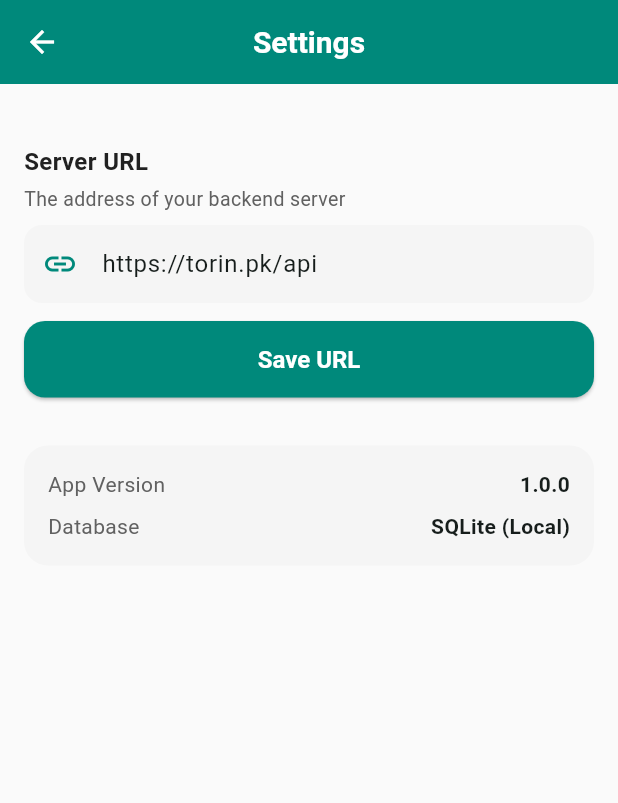
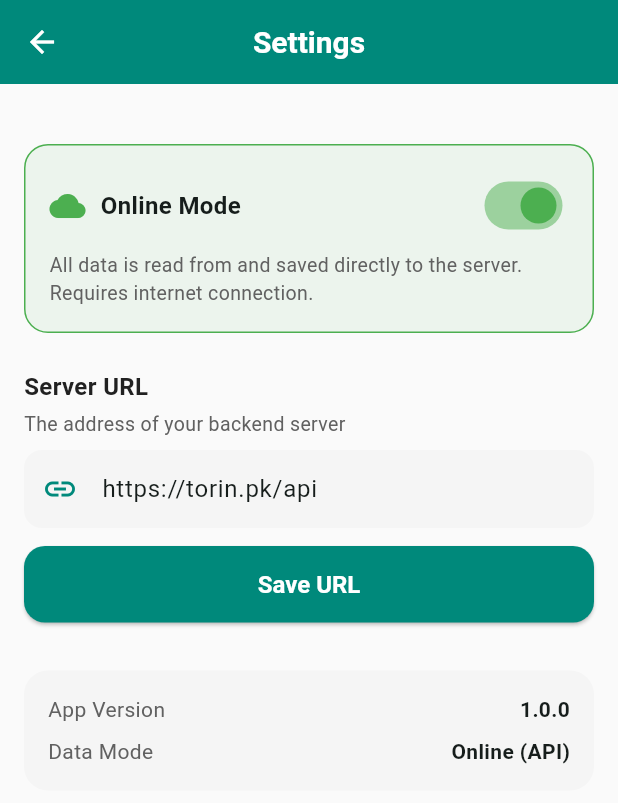
Before and after one commit to hamidraza8/tailor-app, a Flutter app: the HomeScreen screen opened by its route, after a tap on the "settings" icon, on a phone screen of 412 x 824 dp. Shown: the top 803 px of the screen. Run offline on Flutter 3.47's test engine with Material 3 defaults, Android fonts, the phone set to English and light mode, and no system bars; our stand-ins replace image_picker, pdf, printing, shared_preferences; accounts and stored records are empty; network calls fail.

Commit message:
Add online/offline mode toggle with DataService abstraction layer

```diff
--- a/mobile/lib/main.dart
+++ b/mobile/lib/main.dart
@@ -3,6 +3,7 @@ import 'package:provider/provider.dart';
 import 'providers/app_provider.dart';
 import 'services/auth_service.dart';
 import 'services/database_service.dart';
+import 'services/data_service.dart';
 import 'utils/constants.dart';
 import 'screens/splash_screen.dart';
 import 'screens/login_screen.dart';
@@ -29,6 +30,7 @@ void main() async {
   WidgetsFlutterBinding.ensureInitialized();
   await DatabaseService.init();
   await AuthService.loadApiUrl();
+  await DataService.init();
   runApp(const TailorApp());
 }
 
--- a/mobile/lib/models/asset.dart
+++ b/mobile/lib/models/asset.dart
@@ -72,6 +72,59 @@ class Asset {
     );
   }
 
+  factory Asset.fromJson(Map<String, dynamic> json) {
+    return Asset(
+      serverId: json['id']?.toString(),
+      name: json['name'] as String? ?? '',
+      type: json['type'] as String? ?? '',
+      quantity: (json['quantity'] as num?)?.toInt() ?? 1,
+      unitValue: (json['unitValue'] as num?)?.toDouble() ?? 0,
+      totalValue: (json['totalValue'] as num?)?.toDouble() ?? 0,
+      owner: json['owner'] as String?,
+      photoUrl: json['photoUrl'] as String?,
+      status: json['approvalStatus'] as String? ?? json['status'] as String? ?? 'Pending',
+      notes: json['notes'] as String?,
+      createdAt: json['createdAt'] != null
+          ? DateTime.parse(json['createdAt'] as String)
+          : DateTime.now(),
+      synced: true,
+    );
+  }
+
+  Asset copyWith({
+    int? id,
+    String? serverId,
+    String? name,
+    String? type,
+    int? quantity,
+    double? unitValue,
+    double? totalValue,
+    String? owner,
+    String? photoPath,
+    String? photoUrl,
+    String? status,
+    String? notes,
+    DateTime? createdAt,
+    bool? synced,
+  }) {
+    return Asset(
+      id: id ?? this.id,
+      serverId: serverId ?? this.serverId,
+      name: name ?? this.name,
+      type: type ?? this.type,
+      quantity: quantity ?? this.quantity,
+      unitValue: unitValue ?? this.unitValue,
+      totalValue: totalValue ?? this.totalValue,
+      owner: owner ?? this.owner,
+      photoPath: photoPath ?? this.photoPath,
+      photoUrl: photoUrl ?? this.photoUrl,
+      status: status ?? this.status,
+      notes: notes ?? this.notes,
+      createdAt: createdAt ?? this.createdAt,
+      synced: synced ?? this.synced,
+    );
+  }
+
   Map<String, dynamic> toJson() {
     return {
       'name': name,
--- a/mobile/lib/models/inventory.dart
+++ b/mobile/lib/models/inventory.dart
@@ -76,6 +76,62 @@ class InventoryTransaction {
     );
   }
 
+  factory InventoryTransaction.fromJson(Map<String, dynamic> json) {
+    return InventoryTransaction(
+      serverId: json['id']?.toString(),
+      itemName: json['itemName'] as String? ?? '',
+      type: json['type'] as String? ?? 'Purchase',
+      quantity: (json['quantity'] as num?)?.toInt() ?? 0,
+      unit: json['unit'] as String?,
+      costPerUnit: (json['costPerUnit'] as num?)?.toDouble() ?? 0,
+      totalCost: (json['totalCost'] as num?)?.toDouble() ?? 0,
+      supplier: json['supplier'] as String?,
+      receiptPhotoUrl: json['receiptPhotoUrl'] as String?,
+      status: json['approvalStatus'] as String? ?? json['status'] as String? ?? 'Pending',
+      notes: json['notes'] as String?,
+      createdAt: json['createdAt'] != null
+          ? DateTime.parse(json['createdAt'] as String)
+          : DateTime.now(),
+      synced: true,
+    );
+  }
+
+  InventoryTransaction copyWith({
+    int? id,
+    String? serverId,
+    String? itemName,
+    String? type,
+    int? quantity,
+    String? unit,
+    double? costPerUnit,
+    double? totalCost,
+    String? supplier,
+    String? receiptPhotoPath,
+    String? receiptPhotoUrl,
+    String? status,
+    String? notes,
+    DateTime? createdAt,
+    bool? synced,
+  }) {
+    return InventoryTransaction(
+      id: id ?? this.id,
+      serverId: serverId ?? this.serverId,
+      itemName: itemName ?? this.itemName,
+      type: type ?? this.type,
+      quantity: quantity ?? this.quantity,
+      unit: unit ?? this.unit,
+      costPerUnit: costPerUnit ?? this.costPerUnit,
+      totalCost: totalCost ?? this.totalCost,
+      supplier: supplier ?? this.supplier,
+      receiptPhotoPath: receiptPhotoPath ?? this.receiptPhotoPath,
+      receiptPhotoUrl: receiptPhotoUrl ?? this.receiptPhotoUrl,
+      status: status ?? this.status,
+      notes: notes ?? this.notes,
+      createdAt: createdAt ?? this.createdAt,
+      synced: synced ?? this.synced,
+    );
+  }
+
   Map<String, dynamic> toJson() {
     return {
       'itemName': itemName,
--- a/mobile/lib/models/payment.dart
+++ b/mobile/lib/models/payment.dart
@@ -62,6 +62,51 @@ class Payment {
     );
   }
 
+  factory Payment.fromJson(Map<String, dynamic> json) {
+    return Payment(
+      serverId: json['id']?.toString(),
+      amount: (json['amount'] as num?)?.toDouble() ?? 0,
+      method: json['method'] as String? ?? 'Cash',
+      reference: json['reference'] as String?,
+      notes: json['notes'] as String?,
+      paidAt: json['paymentDate'] != null
+          ? DateTime.parse(json['paymentDate'] as String)
+          : DateTime.now(),
+      createdAt: json['createdAt'] != null
+          ? DateTime.parse(json['createdAt'] as String)
+          : DateTime.now(),
+      synced: true,
+    );
+  }
+
+  Payment copyWith({
+    int? id,
+    String? serverId,
+    int? orderId,
+    String? orderServerId,
+    double? amount,
+    String? method,
+    String? reference,
+    String? notes,
+    DateTime? paidAt,
+    DateTime? createdAt,
+    bool? synced,
+  }) {
+    return Payment(
+      id: id ?? this.id,
+      serverId: serverId ?? this.serverId,
+      orderId: orderId ?? this.orderId,
+      orderServerId: orderServerId ?? this.orderServerId,
+      amount: amount ?? this.amount,
+      method: method ?? this.method,
+      reference: reference ?? this.reference,
+      notes: notes ?? this.notes,
+      paidAt: paidAt ?? this.paidAt,
+      createdAt: createdAt ?? this.createdAt,
+      synced: synced ?? this.synced,
+    );
+  }
+
   Map<String, dynamic> toJson() {
     return {
       'orderId': orderServerId ?? orderId?.toString(),
--- a/mobile/lib/screens/assets_list_screen.dart
+++ b/mobile/lib/screens/assets_list_screen.dart
@@ -2,6 +2,7 @@ import 'package:flutter/material.dart';
 import 'package:provider/provider.dart';
 import '../models/asset.dart';
 import '../providers/app_provider.dart';
+import '../services/data_service.dart';
 import '../services/database_service.dart';
 import '../services/api_service.dart';
 import '../services/sync_service.dart';
@@ -32,7 +33,7 @@ class _AssetsListScreenState extends State<AssetsListScreen> {
 
   Future<void> _loadData() async {
     setState(() => _loading = true);
-    final assets = await DatabaseService.getAssets();
+    final assets = await DataService.getAssets();
     double total = 0;
     for (final a in assets) {
       total += a.totalValue;
--- a/mobile/lib/screens/home_screen.dart
+++ b/mobile/lib/screens/home_screen.dart
@@ -11,6 +11,7 @@ import '../models/inventory.dart';
 import '../models/asset.dart';
 import '../services/database_service.dart';
 import '../services/api_service.dart';
+import '../services/data_service.dart';
 import 'package:intl/intl.dart';
 import 'partner_balances_screen.dart';
 import 'add_capital_screen.dart';
@@ -65,14 +66,14 @@ class _HomeScreenState extends State<HomeScreen> {
     setState(() => _loading = true);
 
     final results = await Future.wait([
-      DatabaseService.getOrders(),                // 0
-      DatabaseService.getActiveOrders(),           // 1
-      DatabaseService.getTodayOrders(),            // 2
-      DatabaseService.getOrdersWithBalance(),      // 3
-      DatabaseService.getAllPayments(),             // 4
-      ApiService.get('/spendings'),                // 5 - spendings from server
-      DatabaseService.getInventoryTransactions(),  // 6
-      DatabaseService.getAssets(),                 // 7
+      DataService.getOrders(),                     // 0
+      DataService.getActiveOrders(),               // 1
+      DataService.getTodayOrders(),                // 2
+      DataService.getOrdersWithBalance(),          // 3
+      DataService.getAllPayments(),                // 4
+      DataService.getSpendings(),                  // 5
+      DataService.getInventoryTransactions(),      // 6
+      DataService.getAssets(),                     // 7
     ]);
 
     final allOrders = results[0] as List<Order>;
@@ -80,10 +81,7 @@ class _HomeScreenState extends State<HomeScreen> {
     final todayOrders = results[2] as List<Order>;
     final unpaidOrders = results[3] as List<Order>;
     final payments = results[4] as List<Payment>;
-    final spendingsResult = results[5] as Map<String, dynamic>;
-    final spendingsRaw = spendingsResult['success'] == true && spendingsResult['data'] is List
-        ? (spendingsResult['data'] as List).cast<Map<String, dynamic>>()
-        : <Map<String, dynamic>>[];
+    final spendingsRaw = results[5] as List<Map<String, dynamic>>;
     final inventory = results[6] as List<InventoryTransaction>;
     final assets = results[7] as List<Asset>;
 
--- a/mobile/lib/screens/inventory_list_screen.dart
+++ b/mobile/lib/screens/inventory_list_screen.dart
@@ -2,6 +2,7 @@ import 'package:flutter/material.dart';
 import 'package:provider/provider.dart';
 import '../models/inventory.dart';
 import '../providers/app_provider.dart';
+import '../services/data_service.dart';
 import '../services/database_service.dart';
 import '../services/api_service.dart';
 import '../services/sync_service.dart';
@@ -32,7 +33,7 @@ class _InventoryListScreenState extends State<InventoryListScreen> {
 
   Future<void> _loadData() async {
     setState(() => _loading = true);
-    final items = await DatabaseService.getInventoryTransactions();
+    final items = await DataService.getInventoryTransactions();
     double total = 0;
     for (final i in items) {
       total += i.totalCost;
--- a/mobile/lib/screens/order_detail_screen.dart
+++ b/mobile/lib/screens/order_detail_screen.dart
@@ -5,6 +5,7 @@ import '../models/order.dart';
 import '../models/payment.dart';
 import '../providers/app_provider.dart';
 import '../services/api_service.dart';
+import '../services/data_service.dart';
 import '../services/database_service.dart';
 import '../services/sync_service.dart';
 import '../widgets/status_badge.dart';
@@ -37,10 +38,10 @@ class _OrderDetailScreenState extends State<OrderDetailScreen> {
   }
 
   Future<void> _loadOrder() async {
-    final order = await DatabaseService.getOrderById(widget.orderId);
+    final order = await DataService.getOrderById(widget.orderId);
     List<Payment> payments = [];
     if (order != null) {
-      payments = await DatabaseService.getPaymentsByOrder(order.id!);
+      payments = await DataService.getPaymentsByOrder(order.id!);
     }
     setState(() {
       _order = order;
--- a/mobile/lib/screens/payments_list_screen.dart
+++ b/mobile/lib/screens/payments_list_screen.dart
@@ -2,6 +2,7 @@ import 'package:flutter/material.dart';
 import 'package:provider/provider.dart';
 import '../models/payment.dart';
 import '../providers/app_provider.dart';
+import '../services/data_service.dart';
 import '../services/database_service.dart';
 import '../services/sync_service.dart';
 import '../utils/constants.dart';
@@ -31,7 +32,7 @@ class _PaymentsListScreenState extends State<PaymentsListScreen> {
 
   Future<void> _loadData() async {
     setState(() => _loading = true);
-    final payments = await DatabaseService.getAllPayments();
+    final payments = await DataService.getAllPayments();
     double total = 0;
     for (final p in payments) {
       total += p.amount;
--- a/mobile/lib/screens/settings_screen.dart
+++ b/mobile/lib/screens/settings_screen.dart
@@ -2,6 +2,7 @@ import 'package:flutter/material.dart';
 import 'package:provider/provider.dart';
 import '../providers/app_provider.dart';
 import '../services/auth_service.dart';
+import '../services/data_service.dart';
 import '../utils/constants.dart';
 
 class SettingsScreen extends StatefulWidget {
@@ -14,6 +15,7 @@ class SettingsScreen extends StatefulWidget {
 class _SettingsScreenState extends State<SettingsScreen> {
   final _apiUrlController = TextEditingController();
   bool _saving = false;
+  bool _isOnlineMode = DataService.isOnlineMode;
 
   @override
   void initState() {
@@ -143,6 +145,69 @@ class _SettingsScreenState extends State<SettingsScreen> {
             ),
             const SizedBox(height: 24),
 
+            // Data Mode
+            Container(
+              padding: const EdgeInsets.all(16),
+              decoration: BoxDecoration(
+                color: _isOnlineMode
+                    ? AppColors.success.withOpacity(0.08)
+                    : AppColors.warning.withOpacity(0.08),
+                borderRadius: BorderRadius.circular(16),
+                border: Border.all(
+                  color: _isOnlineMode ? AppColors.success : AppColors.warning,
+                  width: 1,
+                ),
+              ),
+              child: Column(
+                crossAxisAlignment: CrossAxisAlignment.start,
+                children: [
+                  Row(
+                    children: [
+                      Icon(
+                        _isOnlineMode ? Icons.cloud : Icons.cloud_off,
+                        color: _isOnlineMode ? AppColors.success : AppColors.warning,
+                      ),
+                      const SizedBox(width: 10),
+                      Expanded(
+                        child: Text(
+                          _isOnlineMode ? 'Online Mode' : 'Offline Mode',
+                          style: const TextStyle(
+                              fontSize: 16, fontWeight: FontWeight.bold),
+                        ),
+                      ),
+                      Switch(
+                        value: _isOnlineMode,
+                        activeColor: AppColors.success,
+                        onChanged: (value) async {
+                          await DataService.setMode(value);
+                          setState(() => _isOnlineMode = value);
+                          if (!mounted) return;
+                          ScaffoldMessenger.of(context).showSnackBar(
+                            SnackBar(
+                              content: Text(value
+                                  ? 'Online mode: Data saved directly to server'
+                                  : 'Offline mode: Data saved locally, synced later'),
+                              backgroundColor:
+                                  value ? AppColors.success : AppColors.warning,
+                            ),
+                          );
+                        },
+                      ),
+                    ],
+                  ),
+                  const SizedBox(height: 6),
+                  Text(
+                    _isOnlineMode
+                        ? 'All data is read from and saved directly to the server. Requires internet connection.'
+                        : 'Data is saved locally and synced to the server when online.',
+                    style: const TextStyle(
+                        fontSize: 13, color: AppColors.textMedium),
+                  ),
+                ],
+              ),
+            ),
+            const SizedBox(height: 24),
+
             // API URL
             const Text('Server URL',
                 style: TextStyle(
@@ -178,9 +243,9 @@ class _SettingsScreenState extends State<SettingsScreen> {
                 color: AppColors.cardBg,
                 borderRadius: BorderRadius.circular(16),
               ),
-              child: const Column(
+              child: Column(
                 children: [
-                  Row(
+                  const Row(
                     mainAxisAlignment: MainAxisAlignment.spaceBetween,
                     children: [
                       Text('App Version',
@@ -189,14 +254,14 @@ class _SettingsScreenState extends State<SettingsScreen> {
                           style: TextStyle(fontWeight: FontWeight.w600)),
                     ],
                   ),
-                  SizedBox(height: 8),
+                  const SizedBox(height: 8),
                   Row(
                     mainAxisAlignment: MainAxisAlignment.spaceBetween,
                     children: [
-                      Text('Database',
+                      const Text('Data Mode',
                           style: TextStyle(color: AppColors.textMedium)),
-                      Text('SQLite (Local)',
-                          style: TextStyle(fontWeight: FontWeight.w600)),
+                      Text(_isOnlineMode ? 'Online (API)' : 'Offline (Local)',
+                          style: const TextStyle(fontWeight: FontWeight.w600)),
                     ],
                   ),
                 ],
--- a/mobile/lib/screens/today_orders_screen.dart
+++ b/mobile/lib/screens/today_orders_screen.dart
@@ -3,6 +3,7 @@ import 'package:provider/provider.dart';
 import 'package:url_launcher/url_launcher.dart';
 import '../models/order.dart';
 import '../providers/app_provider.dart';
+import '../services/data_service.dart';
 import '../services/database_service.dart';
 import '../services/sync_service.dart';
 import '../widgets/status_badge.dart';
@@ -37,8 +38,8 @@ class _TodayOrdersScreenState extends State<TodayOrdersScreen>
 
   Future<void> _loadOrders() async {
     setState(() => _loading = true);
-    final today = await DatabaseService.getTodayOrders();
-    final active = await DatabaseService.getActiveOrders();
+    final today = await DataService.getTodayOrders();
+    final active = await DataService.getActiveOrders();
     setState(() {
       _todayOrders = today;
       _activeOrders = active;
--- /dev/null
+++ b/mobile/lib/services/data_service.dart
@@ -0,0 +1,244 @@
+import '../models/order.dart';
+import '../models/customer.dart';
+import '../models/payment.dart';
+import '../models/asset.dart';
+import '../models/inventory.dart';
+import '../models/measurement.dart';
+import 'api_service.dart';
+import 'database_service.dart';
+import 'sync_service.dart';
+import 'package:shared_preferences/shared_preferences.dart';
+
+/// Routes data operations to either API (online mode) or local DB + sync (offline mode).
+class DataService {
+  static const String _modeKey = 'data_mode';
+  static bool _isOnlineMode = true;
+
+  static bool get isOnlineMode => _isOnlineMode;
+
+  static Future<void> init() async {
+    final prefs = await SharedPreferences.getInstance();
+    _isOnlineMode = prefs.getBool(_modeKey) ?? true;
+  }
+
+  static Future<void> setMode(bool online) async {
+    _isOnlineMode = online;
+    final prefs = await SharedPreferences.getInstance();
+    await prefs.setBool(_modeKey, online);
+  }
+
+  // ─── Orders ───
+
+  static Future<List<Order>> getOrders() async {
+    if (_isOnlineMode) {
+      final result = await ApiService.get('/orders');
+      if (result['success'] == true && result['data'] is List) {
+        return (result['data'] as List)
+            .map((e) => Order.fromJson(e as Map<String, dynamic>))
+            .toList();
+      }
+      return [];
+    }
+    return DatabaseService.getOrders();
+  }
+
+  static Future<List<Order>> getTodayOrders() async {
+    if (_isOnlineMode) {
+      final result = await ApiService.get('/orders/today');
+      if (result['success'] == true && result['data'] is List) {
+        return (result['data'] as List)
+            .map((e) => Order.fromJson(e as Map<String, dynamic>))
+            .toList();
+      }
+      return [];
+    }
+    return DatabaseService.getTodayOrders();
+  }
+
+  static Future<List<Order>> getActiveOrders() async {
+    if (_isOnlineMode) {
+      final result = await ApiService.get('/orders?status=Pending&status=Cutting&status=Stitching&status=Finishing&status=Ready');
+      if (result['success'] == true && result['data'] is List) {
+        return (result['data'] as List)
+            .map((e) => Order.fromJson(e as Map<String, dynamic>))
+            .toList();
+      }
+      return [];
+    }
+    return DatabaseService.getActiveOrders();
+  }
+
+  static Future<List<Order>> getOrdersWithBalance() async {
+    if (_isOnlineMode) {
+      final orders = await getOrders();
+      return orders.where((o) => o.balanceAmount > 0).toList();
+    }
+    return DatabaseService.getOrdersWithBalance();
+  }
+
+  static Future<Order?> getOrderById(int id) async {
+    if (_isOnlineMode) {
+      // In online mode, id is actually the server ID stored locally
+      return DatabaseService.getOrderById(id);
+    }
+    return DatabaseService.getOrderById(id);
+  }
+
+  static Future<int> insertOrder(Order order) async {
+    if (_isOnlineMode) {
+      final result = await ApiService.post('/orders', order.toJson());
+      if (result['success'] == true) {
+        // Also save locally for quick access
+        final localId = await DatabaseService.insertOrder(order.copyWith(synced: true));
+        return localId;
+      }
+      throw Exception(result['message'] ?? 'Failed to create order');
+    }
+    final id = await DatabaseService.insertOrder(order);
+    await SyncService.addToQueue(entityType: 'order', entityId: id, action: 'create', payload: order.toJson());
+    return id;
+  }
+
+  // ─── Customers ───
+
+  static Future<List<Customer>> getCustomers({String? search}) async {
+    if (_isOnlineMode) {
+      final endpoint = search != null ? '/customers?search=$search' : '/customers';
+      final result = await ApiService.get(endpoint);
+      if (result['success'] == true && result['data'] is List) {
+        return (result['data'] as List)
+            .map((e) => Customer.fromJson(e as Map<String, dynamic>))
+            .toList();
+      }
+      return [];
+    }
+    return DatabaseService.getCustomers(search: search);
+  }
+
+  static Future<int> insertCustomer(Customer customer) async {
+    if (_isOnlineMode) {
+      final result = await ApiService.post('/customers', customer.toJson());
+      if (result['success'] == true) {
+        final localId = await DatabaseService.insertCustomer(customer.copyWith(synced: true));
+        return localId;
+      }
+      throw Exception(result['message'] ?? 'Failed to create customer');
+    }
+    final id = await DatabaseService.insertCustomer(customer);
+    await SyncService.addToQueue(entityType: 'customer', entityId: id, action: 'create', payload: customer.toJson());
+    return id;
+  }
+
+  // ─── Payments ───
+
+  static Future<List<Payment>> getAllPayments() async {
+    if (_isOnlineMode) {
+      final result = await ApiService.get('/payments');
+      if (result['success'] == true && result['data'] is List) {
+        return (result['data'] as List)
+            .map((e) => Payment.fromJson(e as Map<String, dynamic>))
+            .toList();
+      }
+      return [];
+    }
+    return DatabaseService.getAllPayments();
+  }
+
+  static Future<List<Payment>> getPaymentsByOrder(int orderId) async {
+    return DatabaseService.getPaymentsByOrder(orderId);
+  }
+
+  static Future<int> insertPayment(Payment payment) async {
+    if (_isOnlineMode) {
+      final result = await ApiService.post('/payments', payment.toJson());
+      if (result['success'] == true) {
+        final localId = await DatabaseService.insertPayment(payment.copyWith(synced: true));
+        return localId;
+      }
+      throw Exception(result['message'] ?? 'Failed to record payment');
+    }
+    final id = await DatabaseService.insertPayment(payment);
+    await SyncService.addToQueue(entityType: 'payment', entityId: id, action: 'create', payload: payment.toJson());
+    return id;
+  }
+
+  // ─── Inventory ───
+
+  static Future<List<InventoryTransaction>> getInventoryTransactions() async {
+    if (_isOnlineMode) {
+      final result = await ApiService.get('/inventory');
+      if (result['success'] == true && result['data'] is List) {
+        return (result['data'] as List)
+            .map((e) => InventoryTransaction.fromJson(e as Map<String, dynamic>))
+            .toList();
+      }
+      return [];
+    }
+    return DatabaseService.getInventoryTransactions();
+  }
+
+  static Future<int> insertInventoryTransaction(InventoryTransaction txn) async {
+    if (_isOnlineMode) {
+      final result = await ApiService.post('/inventory', txn.toJson());
+      if (result['success'] == true) {
+        final localId = await DatabaseService.insertInventoryTransaction(txn.copyWith(synced: true));
+        return localId;
+      }
+      throw Exception(result['message'] ?? 'Failed to add inventory');
+    }
+    final id = await DatabaseService.insertInventoryTransaction(txn);
+    await SyncService.addToQueue(entityType: 'inventory', entityId: id, action: 'create', payload: txn.toJson());
+    return id;
+  }
+
+  // ─── Assets ───
+
+  static Future<List<Asset>> getAssets() async {
+    if (_isOnlineMode) {
+      final result = await ApiService.get('/assets');
+      if (result['success'] == true && result['data'] is List) {
+        return (result['data'] as List)
+            .map((e) => Asset.fromJson(e as Map<String, dynamic>))
+            .toList();
+      }
+      return [];
+    }
+    return DatabaseService.getAssets();
+  }
+
+  static Future<int> insertAsset(Asset asset) async {
+    if (_isOnlineMode) {
+      final result = await ApiService.post('/assets', asset.toJson());
+      if (result['success'] == true) {
+        final localId = await DatabaseService.insertAsset(asset.copyWith(synced: true));
+        return localId;
+      }
+      throw Exception(result['message'] ?? 'Failed to add asset');
+    }
+    final id = await DatabaseService.insertAsset(asset);
+    await SyncService.addToQueue(entityType: 'asset', entityId: id, action: 'create', payload: asset.toJson());
+    return id;
+  }
+
+  // ─── Measurements ───
+
+  static Future<int> insertMeasurement(Measurement measurement) async {
+    if (_isOnlineMode) {
+      // Measurements are part of orders in online mode, just save locally
+      return DatabaseService.insertMeasurement(measurement);
+    }
+    final id = await DatabaseService.insertMeasurement(measurement);
+    await SyncService.addToQueue(entityType: 'measurement', entityId: id, action: 'create', payload: measurement.toMap());
+    return id;
+  }
+
+  // ─── Spendings (always API) ───
+
+  static Future<List<Map<String, dynamic>>> getSpendings() async {
+    final result = await ApiService.get('/spendings');
+    if (result['success'] == true && result['data'] is List) {
+      return (result['data'] as List).cast<Map<String, dynamic>>();
+    }
+    return [];
+  }
+}
```
Also changed, not shown: mobile/lib/screens/add_asset_screen.dart (+2 -15 lines), mobile/lib/screens/add_inventory_screen.dart (+2 -11 lines), mobile/lib/screens/expenses_list_screen.dart (+2 -9 lines), mobile/lib/screens/new_order_screen.dart (+7 -29 lines), mobile/lib/screens/receive_payment_screen.dart (+4 -19 lines).
